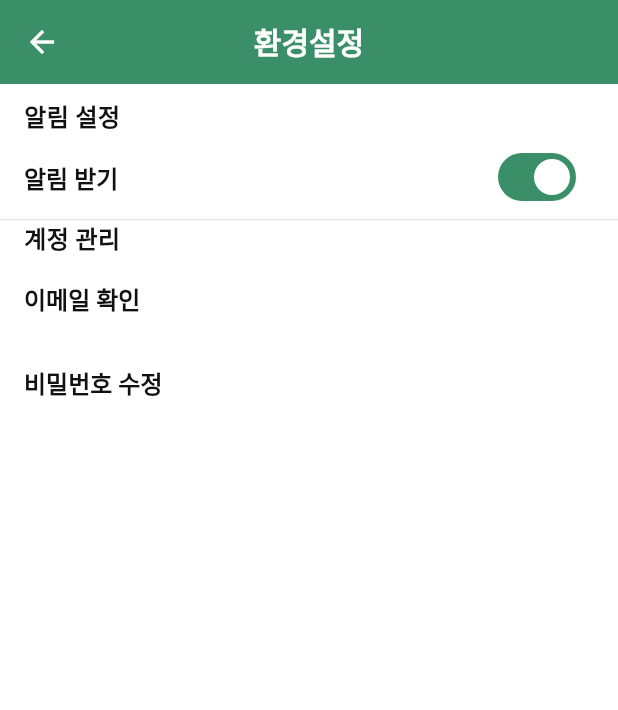
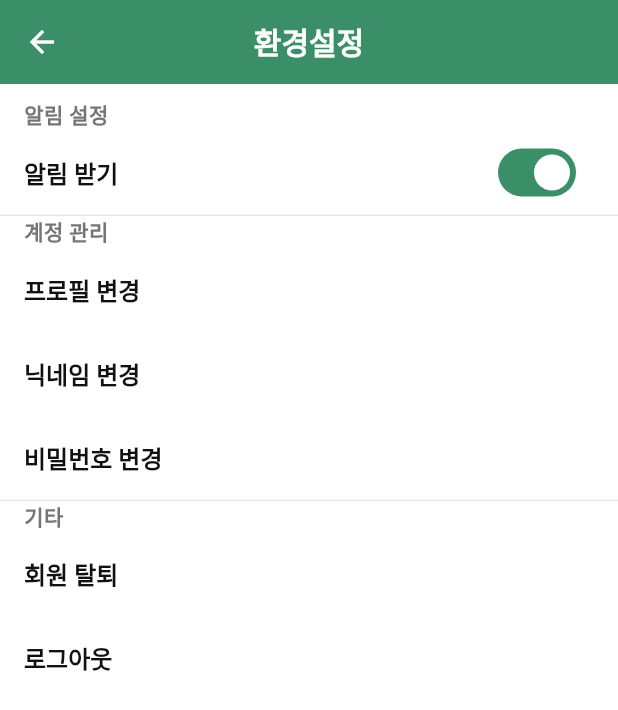
Before and after one commit to gegujin/KUmung_store, a Flutter app: the SettingsPage screen opened directly, on a phone screen of 412 x 824 dp. Shown: the top 710 px of the screen. Run offline on Flutter 3.47's test engine with Material 3 defaults, Android fonts, the light colour scheme and no system bars; our stand-ins replace flutter_rating_bar, geolocator, go_router, image_picker, timeago; missing offline and left inert: flutter_naver_map; network calls fail.

Commit message:
mypage, settings, ku_delinvery 수정

```diff
--- /dev/null
+++ b/lib/features/settings/delete_screen.dart
@@ -0,0 +1,28 @@
+import 'package:flutter/material.dart';
+
+class AccountDeletePage extends StatelessWidget {
+  const AccountDeletePage({super.key});
+
+  @override
+  Widget build(BuildContext context) {
+    return Scaffold(
+      appBar: AppBar(
+        title: const Text("회원 탈퇴"),
+      ),
+      body: Center(
+        child: ElevatedButton(
+          style: ElevatedButton.styleFrom(
+            backgroundColor: Colors.red,
+          ),
+          onPressed: () {
+            // TODO: 회원 탈퇴 기능 구현
+            ScaffoldMessenger.of(context).showSnackBar(
+              const SnackBar(content: Text("회원 탈퇴가 처리되었습니다.")),
+            );
+          },
+          child: const Text("회원 탈퇴하기"),
+        ),
+      ),
+    );
+  }
+}
--- a/lib/features/settings/settings_screen.dart
+++ b/lib/features/settings/settings_screen.dart
@@ -1,6 +1,10 @@
 import 'package:flutter/material.dart';
 import '../settings/password_change_screen.dart';
-import '../settings/email_check_screen.dart';
+// import '../settings/email_check_screen.dart';
+import '../settings/edit_profile_screen.dart';
+import '../settings/nickname_change_screen.dart';
+import '../settings/delete_screen.dart';
+import '../settings/logout_screen.dart';
 
 class SettingsPage extends StatefulWidget {
   const SettingsPage({super.key});
@@ -15,10 +19,15 @@ class _SettingsPageState extends State<SettingsPage> {
   @override
   Widget build(BuildContext context) {
     final mainColor = Theme.of(context).colorScheme.primary; // 테마 색상 적용
+    final sectionTitleStyle = TextStyle(
+      fontSize: 14,
+      fontWeight: FontWeight.bold,
+      color: Colors.grey[600],
+    );
 
     return Scaffold(
       appBar: AppBar(
-        backgroundColor: mainColor, // 테마 색상 적용
+        backgroundColor: mainColor,
         centerTitle: true,
         title: const Text('환경설정', style: TextStyle(color: Colors.white)),
         leading: IconButton(
@@ -27,17 +36,15 @@ class _SettingsPageState extends State<SettingsPage> {
             Navigator.pop(context);
           },
         ),
-        iconTheme: const IconThemeData(color: Colors.white),
       ),
       body: ListView(
         children: [
           const SizedBox(height: 10),
-          const Padding(
-            padding: EdgeInsets.symmetric(horizontal: 16),
-            child: Text(
-              "알림 설정",
-              style: TextStyle(fontSize: 16, fontWeight: FontWeight.bold),
-            ),
+
+          // 🔹 알림 설정
+          Padding(
+            padding: const EdgeInsets.symmetric(horizontal: 16),
+            child: Text("알림 설정", style: sectionTitleStyle),
           ),
           SwitchListTile(
             title: const Text("알림 받기"),
@@ -49,31 +56,61 @@ class _SettingsPageState extends State<SettingsPage> {
             },
           ),
           const Divider(),
-          const Padding(
-            padding: EdgeInsets.symmetric(horizontal: 16),
-            child: Text(
-              "계정 관리",
-              style: TextStyle(fontSize: 16, fontWeight: FontWeight.bold),
-            ),
+
+          // 🔹 계정 관리
+          Padding(
+            padding: const EdgeInsets.symmetric(horizontal: 16),
+            child: Text("계정 관리", style: sectionTitleStyle),
           ),
           ListTile(
-            title: const Text("이메일 확인"),
+            title: const Text("프로필 변경"),
             onTap: () {
               Navigator.push(
                 context,
-                MaterialPageRoute(
-                  builder: (_) =>
-                      const EmailCheckPage(userEmail: "example@kku.ac.kr"),
-                ),
+                MaterialPageRoute(builder: (_) => const ProfileEditPage()),
               );
             },
           ),
           ListTile(
-            title: const Text("비밀번호 수정"),
+            title: const Text("닉네임 변경"),
+            onTap: () {
+              Navigator.push(
+                context,
+                MaterialPageRoute(builder: (_) => const NicknameChangePage()),
+              );
+            },
+          ),
+          ListTile(
+            title: const Text("비밀번호 변경"),
             onTap: () {
               Navigator.push(
                 context,
                 MaterialPageRoute(builder: (_) => const PasswordChangePage()),
+              );
+            },
+          ),
+          const Divider(),
+
+          // 🔹 기타
+          Padding(
+            padding: const EdgeInsets.symmetric(horizontal: 16),
+            child: Text("기타", style: sectionTitleStyle),
+          ),
+          ListTile(
+            title: const Text("회원 탈퇴"),
+            onTap: () {
+              Navigator.push(
+                context,
+                MaterialPageRoute(builder: (_) => const AccountDeletePage()),
+              );
+            },
+          ),
+          ListTile(
+            title: const Text("로그아웃"),
+            onTap: () {
+              Navigator.push(
+                context,
+                MaterialPageRoute(builder: (_) => const LogoutPage()),
               );
             },
           ),
```
Also changed, not shown: lib/features/delivery/ku_delivery_signup_screen.dart (added, +152 -0 lines), lib/features/mypage/edit_profile_screen.dart (deleted, +0 -91 lines), lib/features/mypage/mypage_screen.dart (+33 -28 lines), lib/features/settings/edit_profile_screen.dart (added, +55 -0 lines), lib/features/settings/email_check_screen.dart (+53 -53 lines), lib/features/settings/logout_screen.dart (added, +26 -0 lines), lib/features/settings/nickname_change_screen.dart (added, +40 -0 lines).
